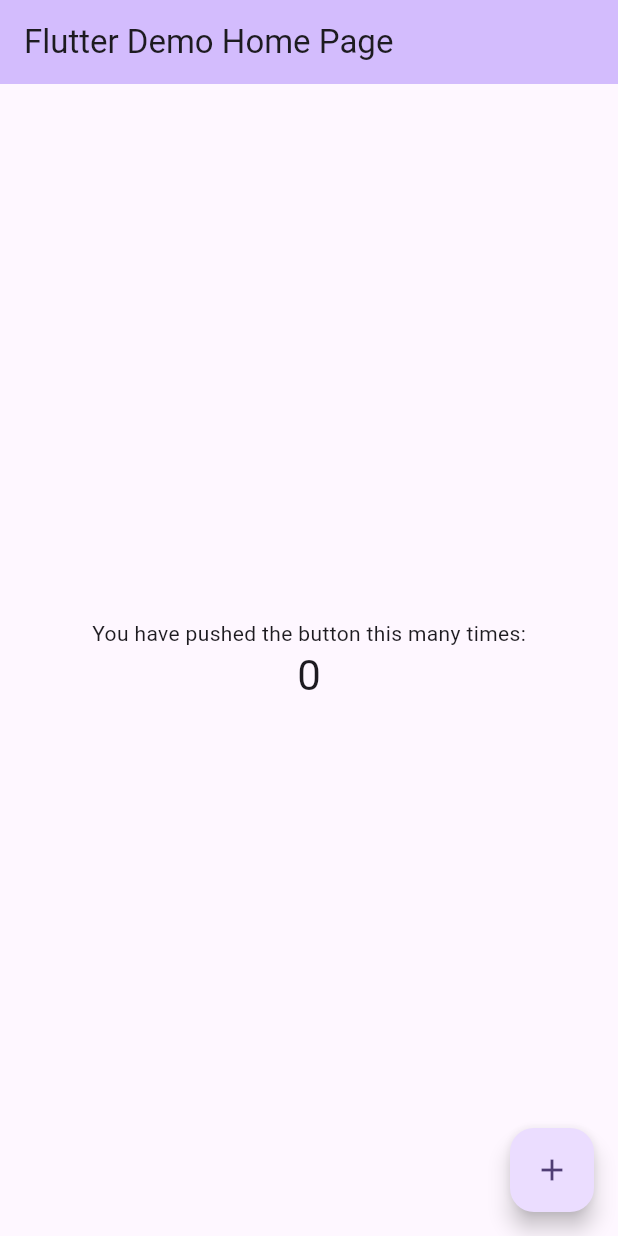
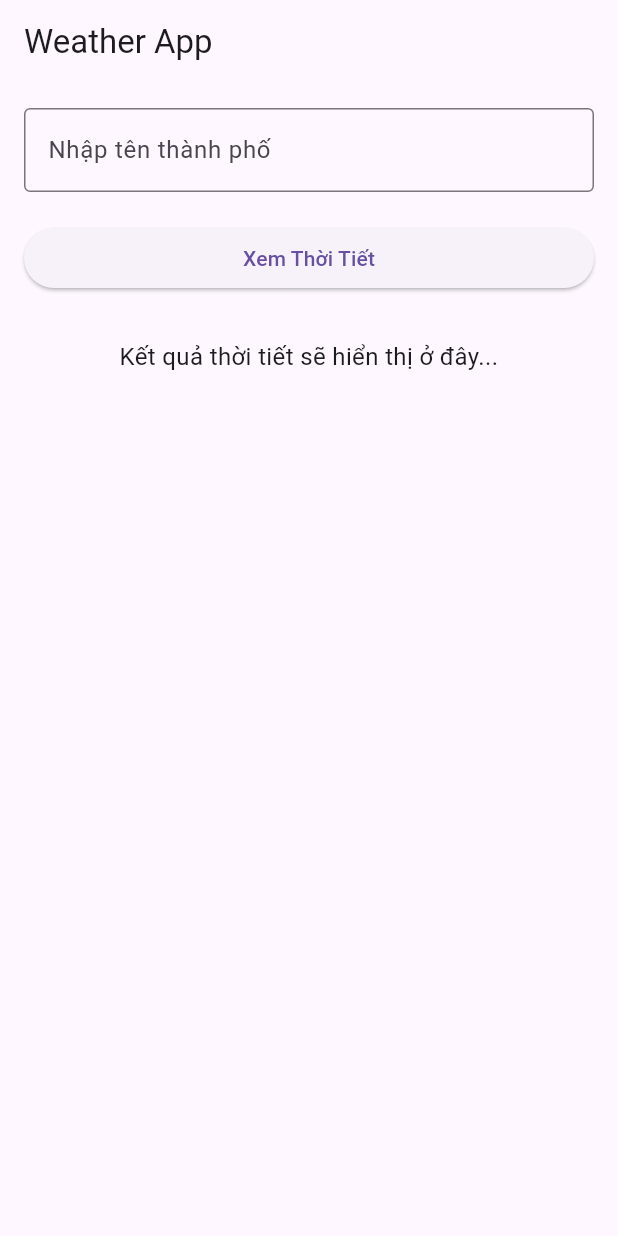
Before and after one commit to NamMai195/weather_app_dio, a Flutter app: the screen it shows after launch, on a phone screen of 412 x 824 dp. Run offline on Flutter 3.47's test engine with Material 3 defaults, Android fonts, the phone set to English and light mode, and no system bars.

Commit message:
feat: Implement Weather Screen and Integrate into Main App
-   Created `WeatherScreen` with a city input field and a button to display weather results.
-   Added a placeholder for weather information display.
-   Updated `main.dart` to use `WeatherScreen` as the main screen.
-   Removed the default Flutter counter example code.
-   Set the title of the app to "Weather App".

```diff
--- a/lib/main.dart
+++ b/lib/main.dart
@@ -1,4 +1,7 @@
+// lib/main.dart
 import 'package:flutter/material.dart';
+// Import màn hình WeatherScreen từ vị trí mới trong presentation layer
+import 'presentation/screens/weather_screen.dart';
 
 void main() {
   runApp(const MyApp());
@@ -7,116 +10,16 @@ void main() {
 class MyApp extends StatelessWidget {
   const MyApp({super.key});
 
-  // This widget is the root of your application.
   @override
   Widget build(BuildContext context) {
     return MaterialApp(
-      title: 'Flutter Demo',
+      title: 'Weather App',
       theme: ThemeData(
-        // This is the theme of your application.
-        //
-        // TRY THIS: Try running your application with "flutter run". You'll see
-        // the application has a purple toolbar. Then, without quitting the app,
-        // try changing the seedColor in the colorScheme below to Colors.green
-        // and then invoke "hot reload" (save your changes or press the "hot
-        // reload" button in a Flutter-supported IDE, or press "r" if you used
-        // the command line to start the app).
-        //
-        // Notice that the counter didn't reset back to zero; the application
-        // state is not lost during the reload. To reset the state, use hot
-        // restart instead.
-        //
-        // This works for code too, not just values: Most code changes can be
-        // tested with just a hot reload.
-        colorScheme: ColorScheme.fromSeed(seedColor: Colors.deepPurple),
+        primarySwatch: Colors.blue,
+        visualDensity: VisualDensity.adaptivePlatformDensity,
       ),
-      home: const MyHomePage(title: 'Flutter Demo Home Page'),
+      // Sử dụng WeatherScreen làm màn hình chính
+      home: const WeatherScreen(),
     );
   }
 }
-
-class MyHomePage extends StatefulWidget {
-  const MyHomePage({super.key, required this.title});
-
-  // This widget is the home page of your application. It is stateful, meaning
-  // that it has a State object (defined below) that contains fields that affect
-  // how it looks.
-
-  // This class is the configuration for the state. It holds the values (in this
-  // case the title) provided by the parent (in this case the App widget) and
-  // used by the build method of the State. Fields in a Widget subclass are
-  // always marked "final".
-
-  final String title;
-
-  @override
-  State<MyHomePage> createState() => _MyHomePageState();
-}
-
-class _MyHomePageState extends State<MyHomePage> {
-  int _counter = 0;
-
-  void _incrementCounter() {
-    setState(() {
-      // This call to setState tells the Flutter framework that something has
-      // changed in this State, which causes it to rerun the build method below
-      // so that the display can reflect the updated values. If we changed
-      // _counter without calling setState(), then the build method would not be
-      // called again, and so nothing would appear to happen.
-      _counter++;
-    });
-  }
-
-  @override
-  Widget build(BuildContext context) {
-    // This method is rerun every time setState is called, for instance as done
-    // by the _incrementCounter method above.
-    //
-    // The Flutter framework has been optimized to make rerunning build methods
-    // fast, so that you can just rebuild anything that needs updating rather
-    // than having to individually change instances of widgets.
-    return Scaffold(
-      appBar: AppBar(
-        // TRY THIS: Try changing the color here to a specific color (to
-        // Colors.amber, perhaps?) and trigger a hot reload to see the AppBar
-        // change color while the other colors stay the same.
-        backgroundColor: Theme.of(context).colorScheme.inversePrimary,
-        // Here we take the value from the MyHomePage object that was created by
-        // the App.build method, and use it to set our appbar title.
-        title: Text(widget.title),
-      ),
-      body: Center(
-        // Center is a layout widget. It takes a single child and positions it
-        // in the middle of the parent.
-        child: Column(
-          // Column is also a layout widget. It takes a list of children and
-          // arranges them vertically. By default, it sizes itself to fit its
-          // children horizontally, and tries to be as tall as its parent.
-          //
-          // Column has various properties to control how it sizes itself and
-          // how it positions its children. Here we use mainAxisAlignment to
-          // center the children vertically; the main axis here is the vertical
-          // axis because Columns are vertical (the cross axis would be
-          // horizontal).
-          //
-          // TRY THIS: Invoke "debug painting" (choose the "Toggle Debug Paint"
-          // action in the IDE, or press "p" in the console), to see the
-          // wireframe for each widget.
-          mainAxisAlignment: MainAxisAlignment.center,
-          children: <Widget>[
-            const Text('You have pushed the button this many times:'),
-            Text(
-              '$_counter',
-              style: Theme.of(context).textTheme.headlineMedium,
-            ),
-          ],
-        ),
-      ),
-      floatingActionButton: FloatingActionButton(
-        onPressed: _incrementCounter,
-        tooltip: 'Increment',
-        child: const Icon(Icons.add),
-      ), // This trailing comma makes auto-formatting nicer for build methods.
-    );
-  }
-}
--- /dev/null
+++ b/lib/presentation/screens/weather_screen.dart
@@ -0,0 +1,65 @@
+import 'package:flutter/material.dart'; // Quan trọng: import thư viện material
+
+class WeatherScreen extends StatefulWidget {
+  const WeatherScreen({super.key});
+
+  @override
+  State<WeatherScreen> createState() => _WeatherScreenState();
+}
+
+class _WeatherScreenState extends State<WeatherScreen> {
+  final TextEditingController _cityController = TextEditingController();
+
+  @override
+  Widget build(BuildContext context) {
+    return Scaffold(
+      appBar: AppBar(
+        title: const Text('Weather App'),
+      ),
+      body: Padding(
+        padding: const EdgeInsets.all(16.0),
+        child: Column(
+          crossAxisAlignment: CrossAxisAlignment.stretch,
+          children: <Widget>[
+            // Ô nhập tên thành phố
+            TextField(
+              controller: _cityController,
+              decoration: const InputDecoration(
+                labelText: 'Nhập tên thành phố',
+                hintText: 'Ví dụ: Hanoi',
+                border: OutlineInputBorder(),
+              ),
+            ),
+            const SizedBox(height: 20), // Khoảng cách
+
+            // Nút bấm
+            ElevatedButton(
+              onPressed: () {
+                final cityName = _cityController.text;
+                print('Thành phố đã nhập: $cityName');
+                // Logic gọi API sẽ thêm sau
+              },
+              child: const Text('Xem Thời Tiết'),
+            ),
+            const SizedBox(height: 30), // Khoảng cách
+
+            // Khu vực hiển thị kết quả (Placeholder)
+            const Center(
+              child: Text(
+                'Kết quả thời tiết sẽ hiển thị ở đây...',
+                style: TextStyle(fontSize: 16),
+                textAlign: TextAlign.center,
+              ),
+            ),
+          ],
+        ),
+      ),
+    );
+  }
+
+  @override
+  void dispose() {
+    _cityController.dispose(); // Clean up the controller
+    super.dispose();
+  }
+}
```
